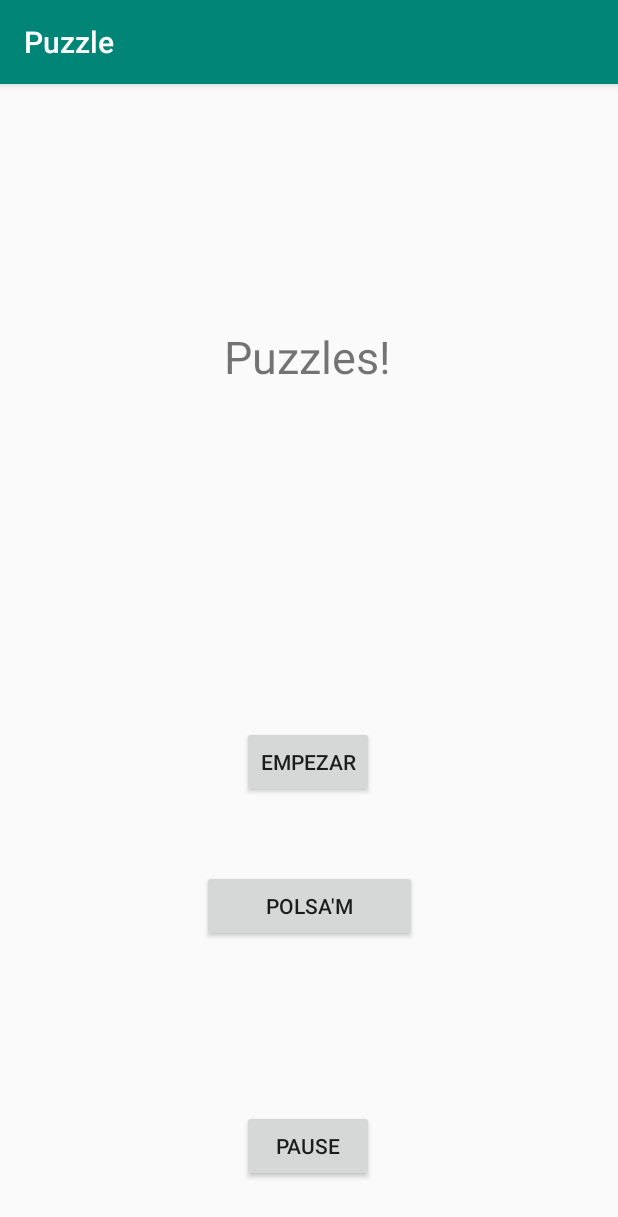
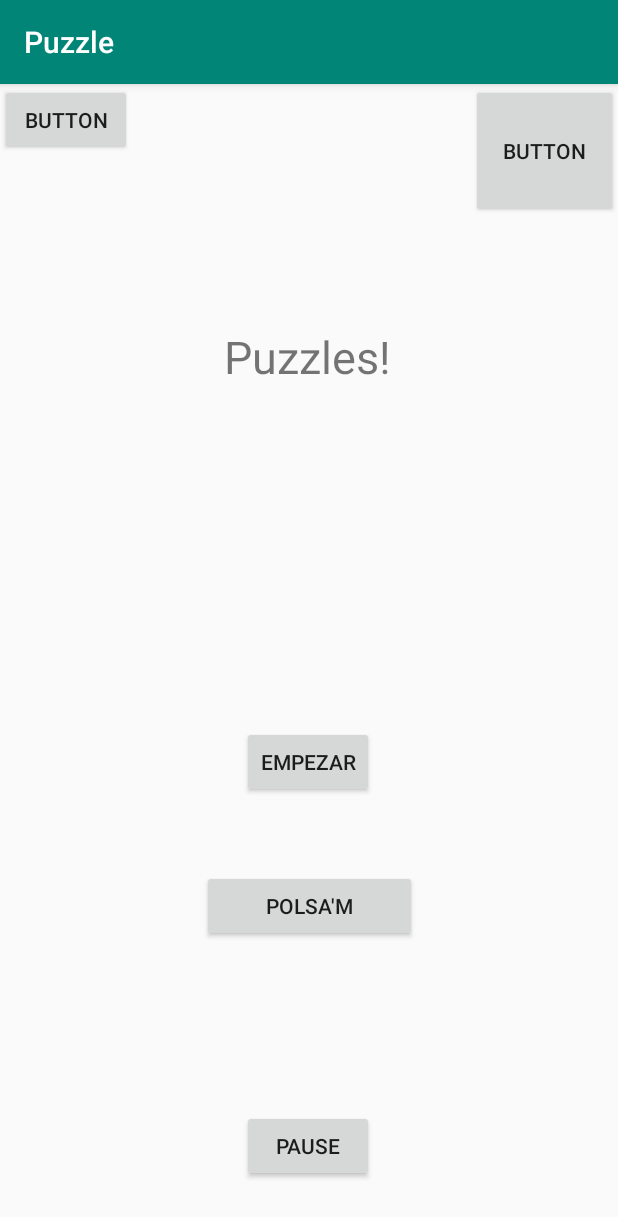
Before and after one commit to JordiVelasco/ANDROID_M08UF2, an Android app: the screen it shows after launch (MainActivity), on a phone screen of 412 x 824 dp. Shown: the top 1217 px of the screen. Run offline under Robolectric (Android 15) with nearby library versions, the phone set to English and light mode, and no system bars; our stand-ins replace Firebase (no records; nobody signed in at launch, a user with empty details on screens opened directly).

Commit message:
fase final

```diff
--- a/app/build.gradle
+++ b/app/build.gradle
@@ -1,4 +1,6 @@
+
 apply plugin: 'com.android.application'
+apply plugin: 'com.google.gms.google-services'
 
 android {
     compileSdkVersion 29
@@ -23,6 +25,9 @@ dependencies {
     implementation fileTree(dir: 'libs', include: ['*.jar'])
     implementation 'androidx.appcompat:appcompat:1.0.2'
     implementation 'androidx.constraintlayout:constraintlayout:1.1.3'
+    implementation 'com.google.firebase:firebase-auth:18.0.0'
+    implementation 'com.google.firebase:firebase-database:18.0.0'
+    implementation 'com.google.firebase:firebase-core:17.0.0'
     testImplementation 'junit:junit:4.12'
     androidTestImplementation 'androidx.test.ext:junit:1.1.0'
     androidTestImplementation 'androidx.test.espresso:espresso-core:3.1.1'
--- /dev/null
+++ b/app/src/main/java/edu/fje/puzzle/CallbackFragment.java
@@ -0,0 +1,5 @@
+package edu.fje.puzzle;
+
+public interface CallbackFragment {
+    void changeFragment();
+}
--- a/app/src/main/java/edu/fje/puzzle/MainActivity.java
+++ b/app/src/main/java/edu/fje/puzzle/MainActivity.java
@@ -5,28 +5,38 @@ import android.animation.Animator;
 import android.animation.AnimatorListenerAdapter;
 import android.animation.AnimatorSet;
 import android.animation.ObjectAnimator;
+import android.content.Context;
 import android.content.Intent;
 import android.graphics.Point;
 import android.media.AudioManager;
 import android.media.MediaPlayer;
 import android.os.Bundle;
 import android.os.Handler;
+import android.telephony.PhoneStateListener;
+import android.telephony.TelephonyManager;
 import android.view.Display;
 import android.view.View;
 import android.widget.Button;
-import androidx.appcompat.widget.Toolbar;
+
+import androidx.fragment.app.Fragment;
+import androidx.fragment.app.FragmentManager;
+import androidx.fragment.app.FragmentTransaction;
+import com.google.firebase.auth.FirebaseAuth;
 
 
-
-public class MainActivity extends AppCompatActivity {
-
+public class MainActivity extends AppCompatActivity implements CallbackFragment{
+    private TelephonyManager mTelephonyMgr;
     MediaPlayer mp;
     Handler hnd;
     Runnable rn;
     Button pl;
     boolean p = true;
     Button Emepzar;
-
+    Fragment fragment;
+    FragmentManager fm;
+    FragmentTransaction ft;
+    FirebaseAuth fAuth;
+    Button p2,p3;
 
     @Override
     protected void onCreate(Bundle savedInstanceState) {
@@ -39,7 +49,30 @@ public class MainActivity extends AppCompatActivity {
         final int amplada = size.x;
         final int alcada = size.y;
         Emepzar = findViewById(R.id.bEmpezar);
+        p2 = findViewById(R.id.bLogin);
         pl = (Button) findViewById(R.id.bPlpa);
+        p2 = (Button) findViewById(R.id.fragmentLogin);
+        p3 = (Button) findViewById(R.id.button2);
+
+        fAuth = FirebaseAuth.getInstance();
+
+
+        p2.setOnClickListener(new View.OnClickListener() {
+            @Override
+            public void onClick(View v) {
+                addFragment();
+            }
+        });
+
+        p3.setOnClickListener(new View.OnClickListener() {
+            @Override
+            public void onClick(View v) {
+                startFragment();
+            }
+        });
+
+        mTelephonyMgr = (TelephonyManager) getSystemService(Context.TELEPHONY_SERVICE);
+        mTelephonyMgr.listen(mPhoneStateListener, PhoneStateListener.LISTEN_CALL_STATE);
         pl.setOnClickListener(new View.OnClickListener() {
             @Override
             public void onClick(View v) {
@@ -71,6 +104,12 @@ public class MainActivity extends AppCompatActivity {
             @Override
             public void onClick(View v) {
                 Empezar();
+            }
+        });
+        p2.setOnClickListener(new View.OnClickListener() {
+            @Override
+            public void onClick(View v) {
+                Login();
             }
         });
 
@@ -107,6 +146,18 @@ public class MainActivity extends AppCompatActivity {
         });
     }
 
+    private PhoneStateListener mPhoneStateListener = new PhoneStateListener() {
+        @Override
+        public void onCallStateChanged(int state, String incomingNumber) {
+            // Test for incoming call, dialing call, active or on hold
+            if (state== TelephonyManager.CALL_STATE_RINGING || state==TelephonyManager.CALL_STATE_OFFHOOK)
+            {
+                onPause();  // Put here the code to stop your music
+            }
+            super.onCallStateChanged(state, incomingNumber);
+        }
+    };
+
     public void playCycle(){
         if(mp.isPlaying()){
             rn = new Runnable() {
@@ -136,8 +187,59 @@ public class MainActivity extends AppCompatActivity {
         hnd.removeCallbacks(rn);
     }
 
+    public void addFragment(){
+        FragmentLogin fragment = new FragmentLogin();
+        fragment.setCallbackFragment(this);
+        fm = getSupportFragmentManager();
+        ft = fm.beginTransaction();
+        ft.add(R.id.fragmentContainer,fragment);
+        ft.commit();
+    }
+
+    public void replaceFragment(){
+        fragment= new FragmentRegister();
+        fm = getSupportFragmentManager();
+        ft = fm.beginTransaction();
+        ft.addToBackStack(null);
+        ft.replace(R.id.fragmentContainer,fragment);
+        ft.commit();
+    }
+
+    public void startFragment(){
+        FragmentMain newFragment = new FragmentMain();
+        FragmentTransaction transaction = getSupportFragmentManager().beginTransaction();
+        // Replace whatever is in the fragment_container view with this fragment,
+        // and add the transaction to the back stack if needed
+        transaction.replace(R.id.fragmentContainer, newFragment);
+        transaction.addToBackStack(null);
+        // Commit the transaction
+        transaction.commit();
+    }
+
+    @Override
+    public void changeFragment() {
+        replaceFragment();
+    }
+
+    @Override
+    public void onStart() {
+        super.onStart();
+    }
+
     public void Empezar(){
         Intent puzzle = new Intent(this, PuzzleActivity.class);
         startActivity(puzzle);
     }
+    public void Login(){
+        Intent firebase = new Intent(this, FragmentLogin.class);
+        startActivity(firebase);
+    }
+
+    @Override
+    protected void onStop() {
+        // call the superclass method first
+        super.onStop();
+
+        mTelephonyMgr.listen(mPhoneStateListener, PhoneStateListener.LISTEN_NONE);
+    }
 }
--- a/app/src/main/res/layout/activity_main.xml
+++ b/app/src/main/res/layout/activity_main.xml
@@ -5,6 +5,14 @@
     android:layout_width="match_parent"
     android:layout_height="match_parent"
     tools:context=".MainActivity">
+
+    <Button
+        android:id="@+id/button2"
+        android:layout_width="98dp"
+        android:layout_height="89dp"
+        android:text="Button"
+        app:layout_constraintEnd_toEndOf="parent"
+        app:layout_constraintTop_toTopOf="parent" />
 
     <TextView
         android:id="@+id/tPuzzles"
@@ -57,4 +65,23 @@
         app:layout_constraintStart_toStartOf="parent"
         app:layout_constraintTop_toBottomOf="@+id/bEmpezar" />
 
+    <FrameLayout
+        android:id="@+id/fragmentContainer"
+        android:layout_width="match_parent"
+        android:layout_height="match_parent"
+        tools:layout_editor_absoluteX="0dp"
+        tools:layout_editor_absoluteY="0dp">
+
+        <Button
+            android:id="@+id/fragmentLogin"
+            android:layout_width="wrap_content"
+            android:layout_height="wrap_content"
+            android:layout_marginEnd="323dp"
+            android:layout_marginRight="323dp"
+            android:text="Button"
+            app:layout_constraintEnd_toEndOf="parent"
+            app:layout_constraintStart_toStartOf="parent"
+            app:layout_constraintTop_toTopOf="parent" />
+    </FrameLayout>
+
 </androidx.constraintlayout.widget.ConstraintLayout>
--- a/build.gradle
+++ b/build.gradle
@@ -2,13 +2,15 @@
 
 buildscript {
     repositories {
+        google() // For Gradle 4.0+
+        maven { url 'https://maven.google.com' } // For Gradle < 4.0
         google()
         jcenter()
 
     }
     dependencies {
-        classpath 'com.android.tools.build:gradle:3.5.2'
-
+        classpath 'com.google.gms:google-services:4.2.0'
+        classpath 'com.android.tools.build:gradle:3.5.0'
         // NOTE: Do not place your application dependencies here; they belong
         // in the individual module build.gradle files
     }
```
Also changed, not shown: app/src/main/java/edu/fje/puzzle/FragmentLogin.java (added, +76 -0 lines), app/src/main/java/edu/fje/puzzle/FragmentMain.java (added, +42 -0 lines), app/src/main/java/edu/fje/puzzle/FragmentRegister.java (added, +117 -0 lines), app/src/main/java/edu/fje/puzzle/PuzzleBoardView.java (+9 -0 lines), app/src/main/res/layout/login_fragment.xml (added, +54 -0 lines), app/src/main/res/layout/main_fragment.xml (added, +24 -0 lines), app/src/main/res/layout/register_fragment.xml (added, +59 -0 lines), 3 other files.
